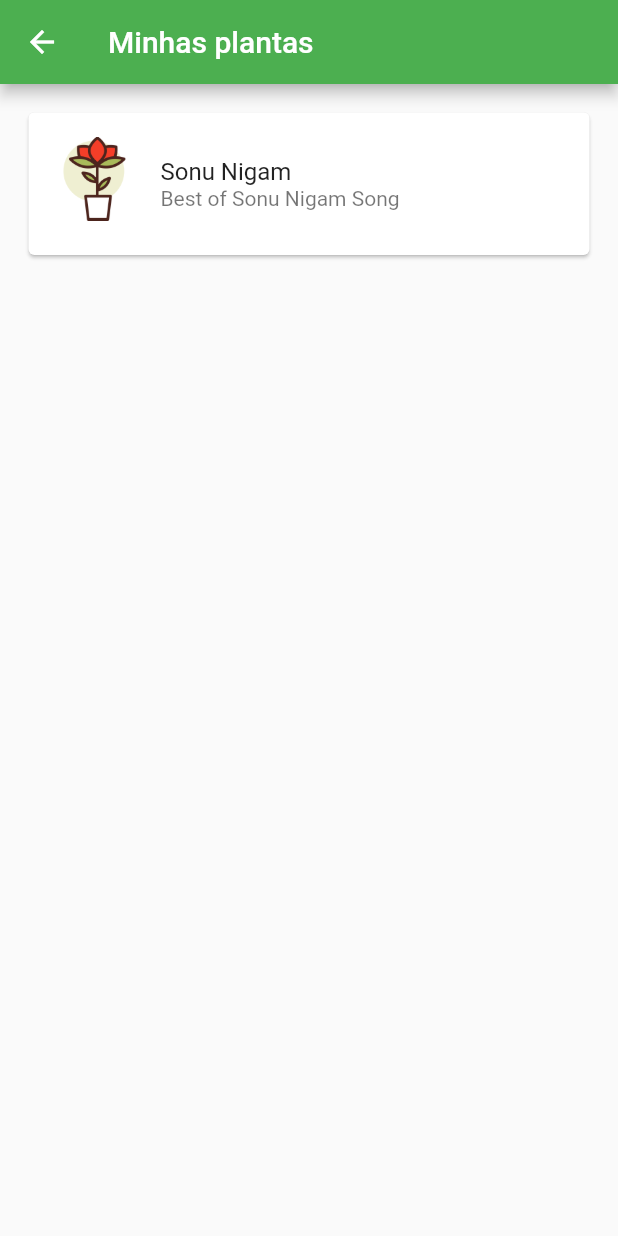
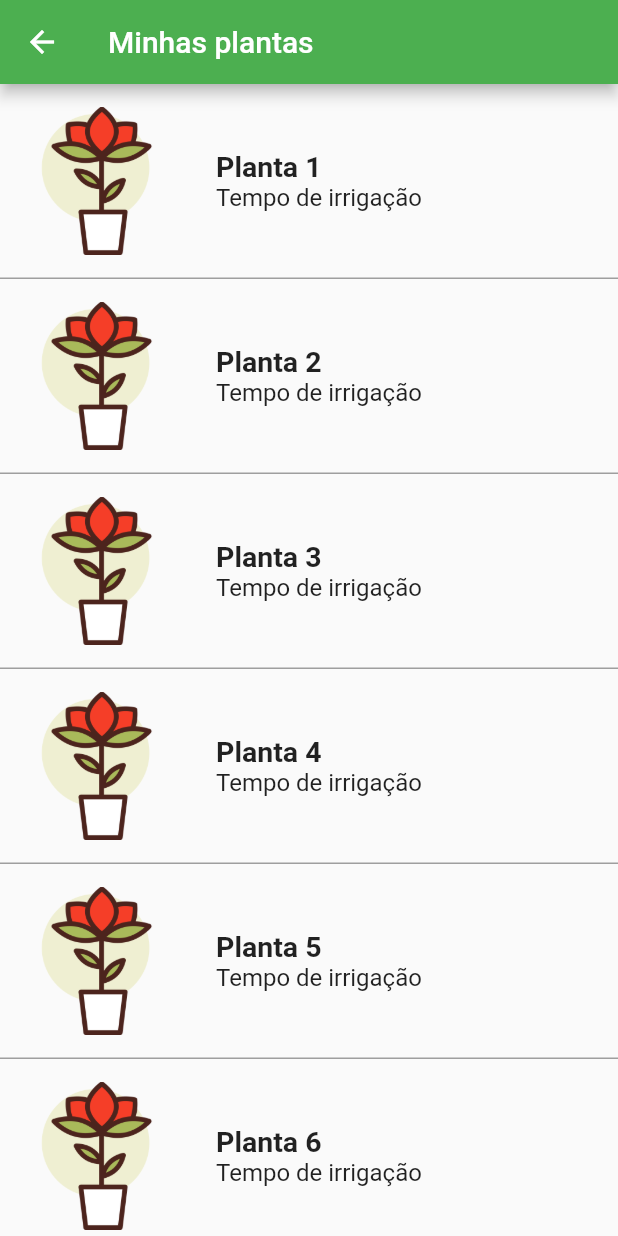
Before and after one commit to RebecaTorrecilhas/projeto_plantas, a Flutter app: the PlantasList screen opened directly, on a phone screen of 412 x 824 dp. Run offline on Flutter 3.47's test engine with Material 2 defaults, Android fonts, the phone set to English and light mode, and no system bars.

Commit message:
Listagem de plantas

```diff
--- a/lib/pages/plantasList.dart
+++ b/lib/pages/plantasList.dart
@@ -12,24 +12,50 @@
       appBar: AppBar(
         title: Text('Minhas plantas'),
       ),
-        body: ListView(
+      body: ListView.builder(
+          shrinkWrap: true,
+          itemCount: 6,
+          itemBuilder: (context, index) {
+            return GestureDetector(
+              onTap: () => {},
+              child: Container(
+                height: 130,
+                decoration: BoxDecoration(
+                  border: Border(bottom: BorderSide(color: Colors.grey)),
+                ),
+                child: Padding(
                   padding: EdgeInsets.all(15),
+                  child: Row(
                     children: [
-            Card(
+                      Image.asset('images/038-botanic.png', height: 120),
+                      Padding(
+                        padding: EdgeInsets.only(left: 30),
                         child: Column(
-                mainAxisSize: MainAxisSize.min,
-                children: <Widget>[
-                  ListTile(
-                    leading: Image.asset('images/038-botanic.png'),
-                    minVerticalPadding: 30,
-                    title: Text('Sonu Nigam'),
-                    subtitle: Text('Best of Sonu Nigam Song'),
-                    onTap: () => {},
+                          crossAxisAlignment: CrossAxisAlignment.start,
+                          mainAxisAlignment: MainAxisAlignment.center,
+                          children: [
+                            Text(
+                              'Planta ${index + 1}',
+                              style: TextStyle(
+                                fontSize: 19,
+                                fontWeight: FontWeight.bold,
                               ),
+                            ),
+                            Text(
+                              'Tempo de irrigação',
+                              style: TextStyle(
+                                fontSize: 16,
+                              ),
+                            )
                           ],
                         ),
                       )
                     ],
-        ));
+                  ),
+                ),
+              ),
+            );
+          }),
+    );
   }
 }
```
Lines whose indentation alone changed are shown as unchanged.
